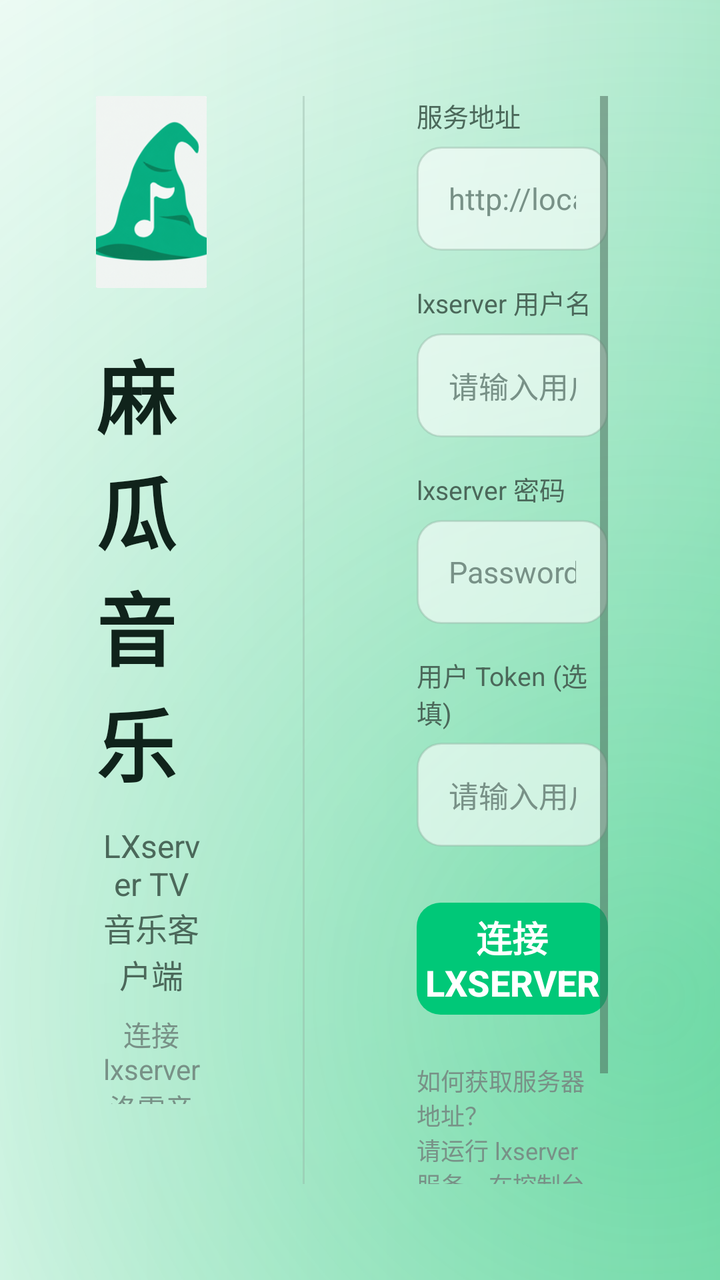
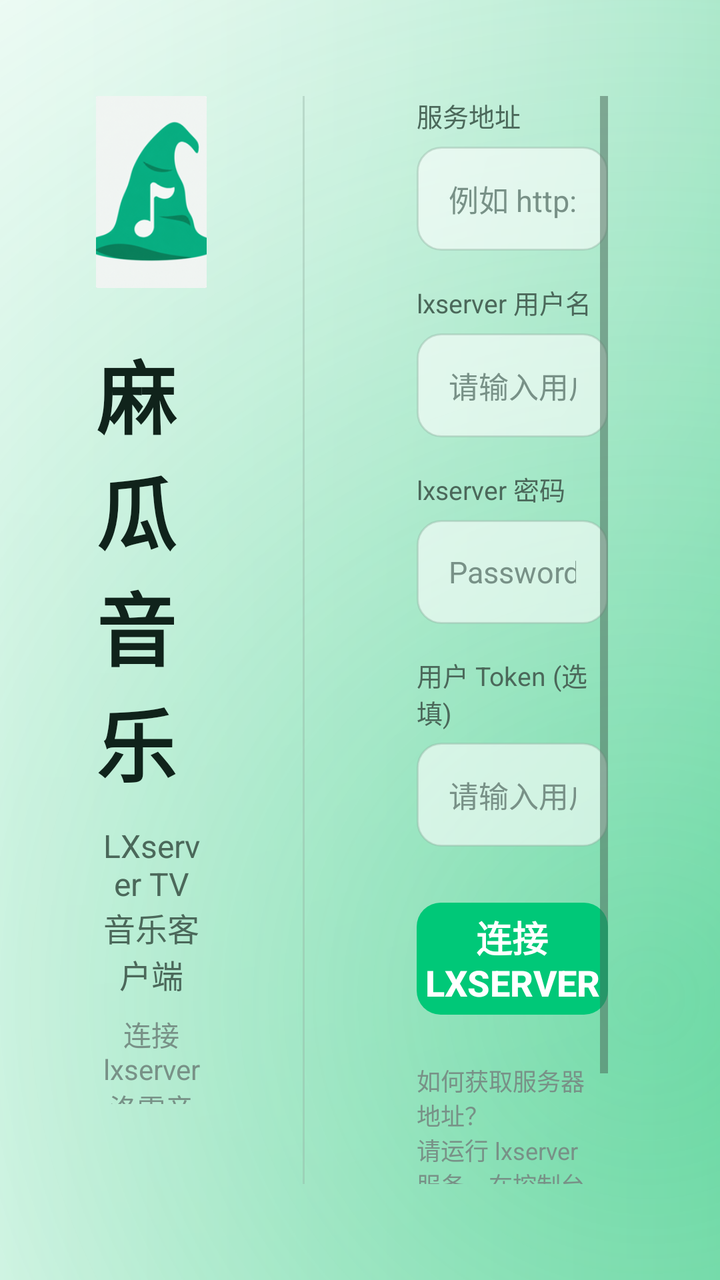

Before-and-after screenshots of an Android layout around one commit, followed by the original layout XML and the change that was made.
<!-- AndroidManifest.xml: application theme AppTheme.NoActionBar -->
<!-- res/layout/activity_config.xml -->
<?xml version="1.0" encoding="utf-8"?>
<androidx.constraintlayout.widget.ConstraintLayout xmlns:android="http://schemas.android.com/apk/res/android"
    xmlns:app="http://schemas.android.com/apk/res-auto"
    android:layout_width="match_parent"
    android:layout_height="match_parent"
    android:background="@drawable/bg_app_gradient">

    
    <LinearLayout
        android:id="@+id/panelLeft"
        android:layout_width="0dp"
        android:layout_height="match_parent"
        android:orientation="vertical"
        android:gravity="center"
        android:padding="48dp"
        app:layout_constraintStart_toStartOf="parent"
        app:layout_constraintWidth_percent="0.42"
        app:layout_constraintTop_toTopOf="parent"
        app:layout_constraintBottom_toBottomOf="parent">

        <ImageView
            android:layout_width="96dp"
            android:layout_height="96dp"
            android:src="@drawable/ic_logo"
            android:contentDescription="Logo"
            android:layout_marginBottom="24dp" />

        <TextView
            android:layout_width="wrap_content"
            android:layout_height="wrap_content"
            android:text="麻瓜音乐"
            android:textColor="@color/lx_text_primary"
            android:textSize="40sp"
            android:textStyle="bold"
            android:layout_marginBottom="12dp" />

        <TextView
            android:layout_width="wrap_content"
            android:layout_height="wrap_content"
            android:text="LXserver TV 音乐客户端"
            android:textColor="@color/lx_text_secondary"
            android:textSize="16sp"
            android:gravity="center"
            android:layout_marginBottom="8dp" />

        <TextView
            android:layout_width="wrap_content"
            android:layout_height="wrap_content"
            android:text="连接 lxserver 洛雪音乐服务"
            android:textColor="@color/lx_text_muted"
            android:textSize="14sp"
            android:gravity="center"
            android:layout_marginBottom="40dp" />

        
        <Button
            android:id="@+id/btnToggleMode"
            android:layout_width="wrap_content"
            android:layout_height="wrap_content"
            android:text="扫码配置"
            android:textColor="@color/white"
            android:background="@drawable/bg_btn_primary"
            android:paddingStart="24dp"
            android:paddingEnd="24dp"
            android:focusable="true"
            android:nextFocusRight="@+id/etUrl" />

    </LinearLayout>

    
    <View
        android:id="@+id/divider"
        android:layout_width="1dp"
        android:layout_height="0dp"
        android:background="@color/lx_border"
        android:layout_marginTop="48dp"
        android:layout_marginBottom="48dp"
        app:layout_constraintStart_toEndOf="@+id/panelLeft"
        app:layout_constraintTop_toTopOf="parent"
        app:layout_constraintBottom_toBottomOf="parent" />

    
    <ScrollView
        android:id="@+id/panelRight"
        android:layout_width="0dp"
        android:layout_height="0dp"
        android:fillViewport="true"
        android:paddingStart="56dp"
        android:paddingEnd="56dp"
        android:paddingTop="48dp"
        android:paddingBottom="48dp"
        app:layout_constraintStart_toEndOf="@+id/divider"
        app:layout_constraintEnd_toEndOf="parent"
        app:layout_constraintTop_toTopOf="parent"
        app:layout_constraintBottom_toBottomOf="parent">

        <LinearLayout
            android:layout_width="match_parent"
            android:layout_height="wrap_content"
            android:orientation="vertical">

        
        <LinearLayout
            android:id="@+id/layoutManual"
            android:layout_width="match_parent"
            android:layout_height="wrap_content"
            android:orientation="vertical"
            android:visibility="visible">

            
            <TextView
                android:layout_width="wrap_content"
                android:layout_height="wrap_content"
                android:text="服务地址"
                android:textColor="@color/lx_text_secondary"
                android:textSize="13sp"
                android:layout_marginBottom="6dp" />

            <EditText
                android:id="@+id/etUrl"
                android:layout_width="match_parent"
                android:layout_height="52dp"
                android:background="@drawable/bg_input_field"
                android:hint="http://localhost:9527"
                android:inputType="textUri"
                android:paddingStart="16dp"
                android:paddingEnd="16dp"
                android:textColor="@color/lx_text_primary"
                android:textColorHint="@color/lx_text_muted"
                android:textSize="15sp"
                android:singleLine="true"
                android:imeOptions="actionNext"
                android:focusable="true"
                android:focusableInTouchMode="true"
                android:nextFocusDown="@+id/etUsername"
                android:nextFocusUp="@+id/btnConnect"
                android:nextFocusLeft="@+id/btnToggleMode"
                android:nextFocusRight="@+id/etUrl"
                android:layout_marginBottom="16dp" />

            
            <TextView
                android:layout_width="wrap_content"
                android:layout_height="wrap_content"
                android:text="lxserver 用户名"
                android:textColor="@color/lx_text_secondary"
                android:textSize="13sp"
                android:layout_marginBottom="6dp" />

            <EditText
                android:id="@+id/etUsername"
                android:layout_width="match_parent"
                android:layout_height="52dp"
                android:background="@drawable/bg_input_field"
                android:hint="请输入用户名"
                android:inputType="textPersonName"
                android:paddingStart="16dp"
                android:paddingEnd="16dp"
                android:textColor="@color/lx_text_primary"
                android:textColorHint="@color/lx_text_muted"
                android:textSize="15sp"
                android:singleLine="true"
                android:imeOptions="actionNext"
                android:focusable="true"
                android:focusableInTouchMode="true"
                android:nextFocusDown="@+id/etPassword"
                android:nextFocusUp="@+id/etUrl"
                android:nextFocusLeft="@+id/btnToggleMode"
                android:nextFocusRight="@+id/etUsername"
                android:layout_marginBottom="16dp" />

            
            <TextView
                android:layout_width="wrap_content"
                android:layout_height="wrap_content"
                android:text="lxserver 密码"
                android:textColor="@color/lx_text_secondary"
                android:textSize="13sp"
                android:layout_marginBottom="6dp" />

            <EditText
                android:id="@+id/etPassword"
                android:layout_width="match_parent"
                android:layout_height="52dp"
                android:background="@drawable/bg_input_field"
                android:hint="Password"
                android:inputType="textPassword"
                android:paddingStart="16dp"
                android:paddingEnd="16dp"
                android:textColor="@color/lx_text_primary"
                android:textColorHint="@color/lx_text_muted"
                android:textSize="15sp"
                android:singleLine="true"
                android:imeOptions="actionNext"
                android:focusable="true"
                android:focusableInTouchMode="true"
                android:nextFocusDown="@+id/etToken"
                android:nextFocusUp="@+id/etUsername"
                android:nextFocusLeft="@+id/btnToggleMode"
                android:nextFocusRight="@+id/etPassword"
                android:layout_marginBottom="16dp" />

            
            <TextView
                android:layout_width="wrap_content"
                android:layout_height="wrap_content"
                android:text="用户 Token (选填)"
                android:textColor="@color/lx_text_secondary"
                android:textSize="13sp"
                android:layout_marginBottom="6dp" />

            <EditText
                android:id="@+id/etToken"
                android:layout_width="match_parent"
                android:layout_height="52dp"
                android:background="@drawable/bg_input_field"
                android:hint="请输入用户 Token"
                android:inputType="text"
                android:paddingStart="16dp"
                android:paddingEnd="16dp"
                android:textColor="@color/lx_text_primary"
                android:textColorHint="@color/lx_text_muted"
                android:textSize="15sp"
                android:singleLine="true"
                android:imeOptions="actionDone"
                android:focusable="true"
                android:focusableInTouchMode="true"
                android:nextFocusDown="@+id/btnConnect"
                android:nextFocusUp="@+id/etPassword"
                android:nextFocusLeft="@+id/btnToggleMode"
                android:nextFocusRight="@+id/etToken"
                android:layout_marginBottom="28dp" />

            
            <Button
                android:id="@+id/btnConnect"
                android:layout_width="match_parent"
                android:layout_height="56dp"
                android:background="@drawable/bg_btn_primary"
                android:text="连接 lxserver"
                android:textColor="@color/white"
                android:textSize="18sp"
                android:textStyle="bold"
                android:stateListAnimator="@null"
                android:focusable="true"
                android:nextFocusDown="@+id/etUrl"
                android:nextFocusUp="@+id/etPassword"
                android:nextFocusLeft="@+id/btnToggleMode"
                android:nextFocusRight="@+id/btnConnect" />

            
            <TextView
                android:layout_width="wrap_content"
                android:layout_height="wrap_content"
                android:text="如何获取服务器地址？\n请运行 lxserver 服务，在控制台查看地址"
                android:textColor="@color/lx_text_muted"
                android:textSize="12sp"
                android:gravity="start"
                android:layout_marginTop="24dp"
                android:layout_marginBottom="8dp" />

            <TextView
                android:layout_width="wrap_content"
                android:layout_height="wrap_content"
                android:text="如何获取账号密码？\n在 lxserver 的[管理控制台]中配置用户"
                android:textColor="@color/lx_text_muted"
                android:textSize="12sp"
                android:gravity="start" />

        </LinearLayout>

        
        <LinearLayout
            android:id="@+id/layoutQr"
            android:layout_width="match_parent"
            android:layout_height="wrap_content"
            android:orientation="vertical"
            android:gravity="center"
            android:visibility="gone">

            <FrameLayout
                android:layout_width="240dp"
                android:layout_height="240dp"
                android:background="@drawable/bg_input_field"
                android:padding="12dp">

                <ImageView
                    android:id="@+id/ivQrCode"
                    android:layout_width="match_parent"
                    android:layout_height="match_parent"
                    android:scaleType="fitCenter" />
            </FrameLayout>

            <TextView
                android:id="@+id/tvScanHint"
                android:layout_width="wrap_content"
                android:layout_height="wrap_content"
                android:text="手机扫码配置服务器"
                android:textColor="@color/lx_text_primary"
                android:textSize="18sp"
                android:layout_marginTop="24dp" />

            <TextView
                android:id="@+id/tvIpAddress"
                android:layout_width="wrap_content"
                android:layout_height="wrap_content"
                android:text="正在获取地址..."
                android:textColor="@color/lx_text_secondary"
                android:textSize="14sp"
                android:layout_marginTop="8dp" />

        </LinearLayout>

        </LinearLayout>

    </ScrollView>

</androidx.constraintlayout.widget.ConstraintLayout>
<!-- resources referenced by this layout -->
<resources>
  <color name="lx_border">#6694B2A2</color>
  <color name="lx_text_muted">#789187</color>
  <color name="lx_text_primary">#10231B</color>
  <color name="lx_text_secondary">#4B685A</color>
  <color name="white">#FFFFFFFF</color>
  <!-- drawable bg_btn_primary (drawable) -->
  <?xml version="1.0" encoding="utf-8"?>
  <selector xmlns:android="http://schemas.android.com/apk/res/android">
      <item android:state_pressed="true">
          <shape android:shape="rectangle">
              <solid android:color="@color/lx_brand_pressed" />
              <corners android:radius="12dp" />
          </shape>
      </item>
      <item android:state_focused="true">
          <shape android:shape="rectangle">
              <solid android:color="@color/lx_brand" />
              <corners android:radius="12dp" />
              <stroke android:width="2dp" android:color="@color/lx_focus_ring" />
          </shape>
      </item>
      <item>
          <shape android:shape="rectangle">
              <solid android:color="@color/lx_brand" />
              <corners android:radius="12dp" />
          </shape>
      </item>
  </selector>
  <!-- drawable bg_input_field (drawable) -->
  <?xml version="1.0" encoding="utf-8"?>
  <selector xmlns:android="http://schemas.android.com/apk/res/android">
      <item android:state_focused="true">
          <shape android:shape="rectangle">
              <solid android:color="#B8FFFFFF" />
              <corners android:radius="12dp" />
              <stroke android:width="2dp" android:color="@color/lx_focus_ring" />
          </shape>
      </item>
      <item>
          <shape android:shape="rectangle">
              <solid android:color="#98FFFFFF" />
              <corners android:radius="12dp" />
              <stroke android:width="1dp" android:color="@color/lx_border" />
          </shape>
      </item>
  </selector>
  <style name="AppTheme.NoActionBar" parent="AppTheme">
          <item name="windowActionBar">false</item>
          <item name="windowNoTitle">true</item>
          <item name="android:windowBackground">@color/lx_bg_canvas</item>
      </style>
  <color name="lx_brand_pressed">#00A965</color>
  <color name="lx_brand">#00C878</color>
  <color name="lx_focus_ring">#00A965</color>
  <style name="AppTheme" parent="Theme.AppCompat">
          <item name="colorPrimary">@color/colorPrimary</item>
          <item name="colorPrimaryDark">@color/colorPrimaryDark</item>
          <item name="colorAccent">@color/colorAccent</item>
          <item name="android:colorAccent">@color/lx_brand</item>
          <item name="android:windowBackground">@color/lx_bg_canvas</item>
          <item name="android:navigationBarColor">@color/lx_bg_canvas</item>
          <item name="android:statusBarColor">@color/lx_bg_canvas</item>
          <item name="android:windowLightNavigationBar">true</item>
          <item name="android:windowLightStatusBar">true</item>
          <item name="android:textColorPrimary">@color/lx_text_primary</item>
          <item name="android:textColorSecondary">@color/lx_text_secondary</item>
          <item name="android:windowActionModeOverlay">true</item>
      </style>
  <color name="lx_bg_canvas">#F3F8F5</color>
  <color name="colorPrimary">@color/lx_brand</color>
  <color name="colorPrimaryDark">@color/lx_brand_pressed</color>
  <color name="colorAccent">@color/lx_brand</color>
  <!-- unchanged entries left out for length: 2 -->
</resources>

<!-- the commit's change to res/layout/activity_config.xml (unified diff, before → after) -->
@@ -121,7 +121,7 @@
                 android:layout_width="match_parent"
                 android:layout_height="52dp"
                 android:background="@drawable/bg_input_field"
-                android:hint="http://localhost:9527"
+                android:hint="例如 http://192.168.1.100:9527"
                 android:inputType="textUri"
                 android:paddingStart="16dp"
                 android:paddingEnd="16dp"
<!-- resource entries referenced after the edit -->
@@ -54,7 +54,9 @@
   <color name="lx_brand_pressed">#00A965</color>
   <color name="lx_brand">#00C878</color>
   <color name="lx_focus_ring">#00A965</color>
-  <style name="AppTheme" parent="Theme.AppCompat">
+  <style name="AppTheme" parent="BaseAppTheme" />
+  <color name="lx_bg_canvas">#F3F8F5</color>
+  <style name="BaseAppTheme" parent="Theme.AppCompat">
           <item name="colorPrimary">@color/colorPrimary</item>
           <item name="colorPrimaryDark">@color/colorPrimaryDark</item>
           <item name="colorAccent">@color/colorAccent</item>
@@ -62,13 +64,10 @@
           <item name="android:windowBackground">@color/lx_bg_canvas</item>
           <item name="android:navigationBarColor">@color/lx_bg_canvas</item>
           <item name="android:statusBarColor">@color/lx_bg_canvas</item>
-          <item name="android:windowLightNavigationBar">true</item>
-          <item name="android:windowLightStatusBar">true</item>
           <item name="android:textColorPrimary">@color/lx_text_primary</item>
           <item name="android:textColorSecondary">@color/lx_text_secondary</item>
           <item name="android:windowActionModeOverlay">true</item>
       </style>
-  <color name="lx_bg_canvas">#F3F8F5</color>
   <color name="colorPrimary">@color/lx_brand</color>
   <color name="colorPrimaryDark">@color/lx_brand_pressed</color>
   <color name="colorAccent">@color/lx_brand</color>
